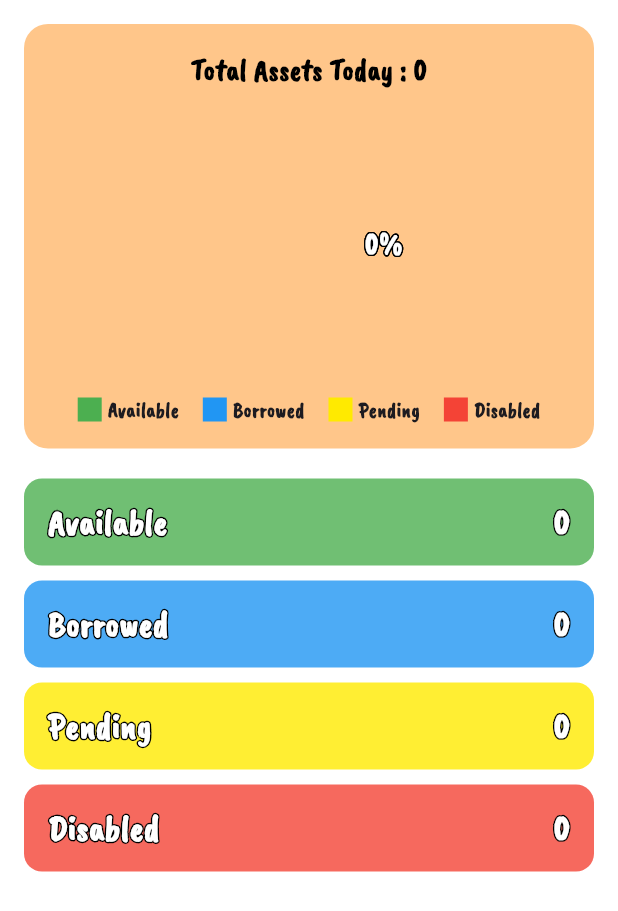
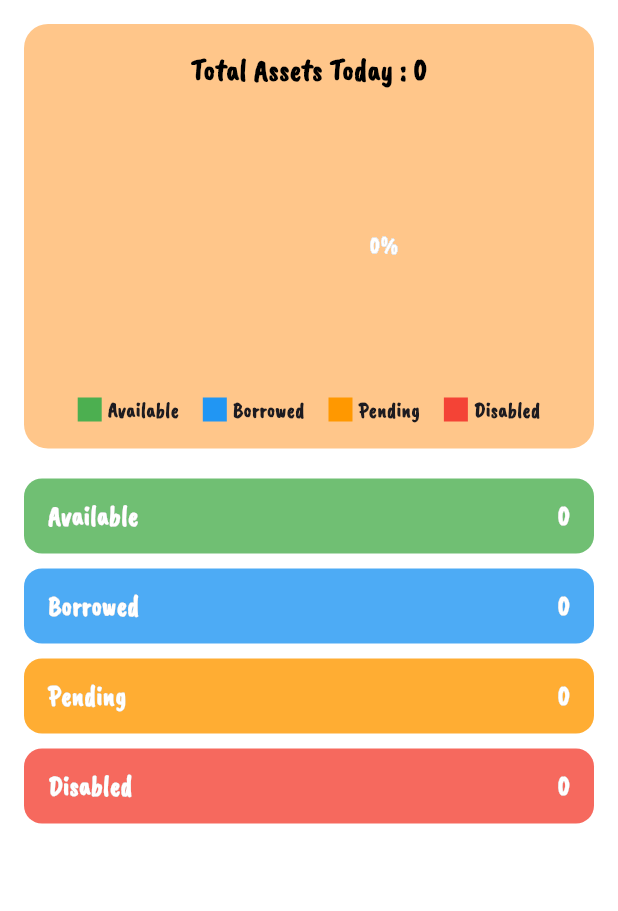
Before and after one commit to kimmysoybad404/project_mobile, a Flutter app: the DashboardPage screen opened directly, on a phone screen of 412 x 824 dp. Shown: the top 911 px of the screen. Run offline on Flutter 3.47's test engine with Material 3 defaults, Android fonts, the light colour scheme and no system bars; drawn by our look-alikes of fl_chart; our stand-ins replace animated_notch_bottom_bar, awesome_dialog, shared_preferences; accounts and stored records are empty; network calls fail.

Commit message:
Fix updateUI

```diff
--- a/lib/Borrower/dashboard_page.dart
+++ b/lib/Borrower/dashboard_page.dart
@@ -63,7 +63,7 @@ class _DashboardPageState extends State<DashboardPage> {
     }
   }
 
-  Widget _strokedText(String text, {double fontSize = 16, double strokeWidth = 2}) {
+  Widget _strokedText(String text, {double fontSize = 16}) {
     return Stack(
       children: [
         Text(
@@ -71,10 +71,7 @@ class _DashboardPageState extends State<DashboardPage> {
           style: TextStyle(
             fontSize: fontSize,
             fontWeight: FontWeight.bold,
-            foreground: Paint()
-              ..style = PaintingStyle.stroke
-              ..strokeWidth = strokeWidth
-              ..color = Colors.black,
+
           ),
         ),
         Text(
@@ -134,7 +131,7 @@ class _DashboardPageState extends State<DashboardPage> {
                                 totalAssets > 0
                                     ? '${((available / totalAssets) * 100).toStringAsFixed(0)}%'
                                     : '0%',
-                                fontSize: 20,
+                                fontSize: 15,
                               ),
                               showTitle: false,
                             ),
@@ -146,19 +143,19 @@ class _DashboardPageState extends State<DashboardPage> {
                                 totalAssets > 0
                                     ? '${((borrowed / totalAssets) * 100).toStringAsFixed(0)}%'
                                     : '0%',
-                                fontSize: 20,
+                                fontSize: 15,
                               ),
                               showTitle: false,
                             ),
                             PieChartSectionData(
-                              color: const Color.fromARGB(255, 255, 234, 0),
+                              color: Colors.orange,
                               value: pending.toDouble(),
                               title: '',
                               badgeWidget: _strokedText(
                                 totalAssets > 0
                                     ? '${((pending / totalAssets) * 100).toStringAsFixed(0)}%'
                                     : '0%',
-                                fontSize: 20,
+                                fontSize: 15,
                               ),
                               showTitle: false,
                             ),
@@ -170,7 +167,7 @@ class _DashboardPageState extends State<DashboardPage> {
                                 totalAssets > 0
                                     ? '${((disabled / totalAssets) * 100).toStringAsFixed(0)}%'
                                     : '0%',
-                                fontSize: 20,
+                                fontSize: 15,
                               ),
                               showTitle: false,
                             ),
@@ -186,7 +183,7 @@ class _DashboardPageState extends State<DashboardPage> {
                         const SizedBox(width: 16),
                         _buildLegend(Colors.blue, "Borrowed"),
                         const SizedBox(width: 16),
-                        _buildLegend(const Color.fromARGB(255, 255, 234, 0), "Pending"),
+                        _buildLegend(Colors.orange, "Pending"),
                         const SizedBox(width: 16),
                         _buildLegend(Colors.red, "Disabled"),
                       ],
@@ -199,7 +196,7 @@ class _DashboardPageState extends State<DashboardPage> {
               const SizedBox(height: 10),
               _buildStatusCard(Colors.blue, "Borrowed", borrowed),
               const SizedBox(height: 10),
-              _buildStatusCard(const Color.fromARGB(255, 255, 234, 0), "Pending", pending),
+              _buildStatusCard(Colors.orange, "Pending", pending),
               const SizedBox(height: 10),
               _buildStatusCard(Colors.red, "Disabled", disabled),
             ],
@@ -229,8 +226,8 @@ class _DashboardPageState extends State<DashboardPage> {
       child: Row(
         mainAxisAlignment: MainAxisAlignment.spaceBetween,
         children: [
-          _strokedText(label, fontSize: 24, strokeWidth: 2),
-          _strokedText(count.toString(), fontSize: 24, strokeWidth: 2),
+          _strokedText(label, fontSize: 18),
+          _strokedText(count.toString(), fontSize: 18),
         ],
       ),
     );
```
